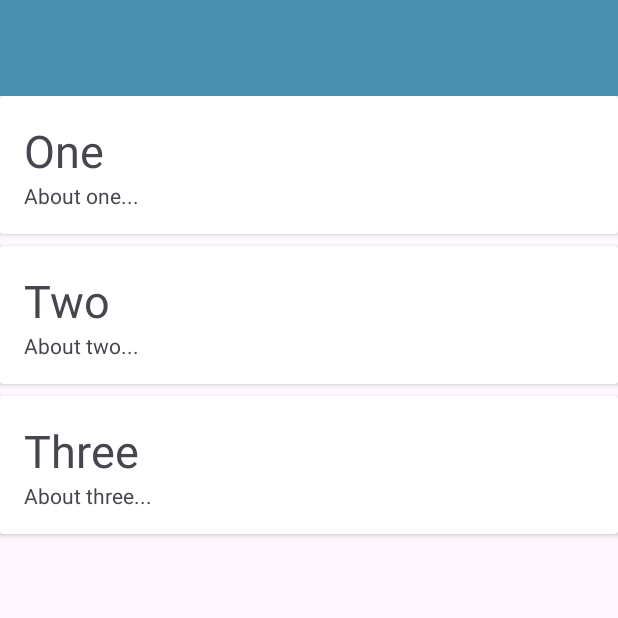
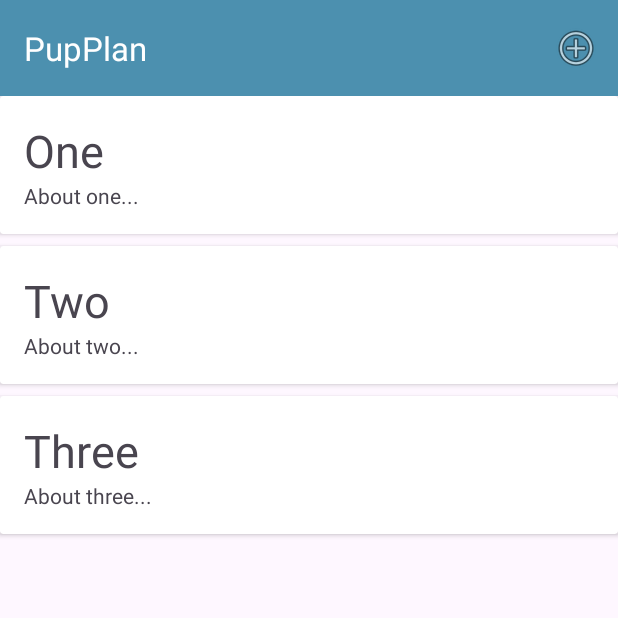
Before and after one commit to ECCooney/PupPlan, an Android app: the screen it shows after launch (LocationsListActivity), on a phone screen of 412 x 824 dp, the top half of it. Run offline under Robolectric (Android 15) with nearby library versions, the light colour scheme and no system bars; our stand-ins replace Timber; 1 statement that could not run was skipped.

Commit message:
Toolbar created to launch add location activity

```diff
--- a/app/src/main/java/ie/setu/pupplan/Activities/LocationActivity.kt
+++ b/app/src/main/java/ie/setu/pupplan/Activities/LocationActivity.kt
@@ -39,6 +39,8 @@ class LocationActivity : AppCompatActivity() {
 //                iterates through the indices of the locations list and logs a message for each location, including its index within the list. It will print the location and its corresponding index.
                 for (i in app.locations.indices)
                 { i("Location[$i]:${this.app.locations[i]}") }
+                setResult(RESULT_OK)
+                finish()
             }
             else {
                 Snackbar
--- a/app/src/main/java/ie/setu/pupplan/Activities/LocationListActivity.kt
+++ b/app/src/main/java/ie/setu/pupplan/Activities/LocationListActivity.kt
@@ -1,12 +1,18 @@
 package ie.setu.pupplan.Activities
 
+import android.app.Activity
+import android.content.Intent
 import androidx.appcompat.app.AppCompatActivity
 import android.os.Bundle
 import android.view.LayoutInflater
+import android.view.Menu
+import android.view.MenuItem
 import android.view.ViewGroup
+import androidx.activity.result.contract.ActivityResultContracts
 import androidx.recyclerview.widget.LinearLayoutManager
 import androidx.recyclerview.widget.RecyclerView
 import ie.setu.pupplan.Models.LocationModel
+import ie.setu.pupplan.R
 import ie.setu.pupplan.databinding.ActivityLocationsListBinding
 import ie.setu.pupplan.databinding.CardLocationBinding
 import ie.setu.pupplan.main.MainApp
@@ -15,10 +21,16 @@ class LocationsListActivity : AppCompatActivity(){
 //retrieving a reference to mainapp
     lateinit var app: MainApp
     private lateinit var binding: ActivityLocationsListBinding
+
+//override rules are available here for clarity https://www.geeksforgeeks.org/overriding-rules-in-kotlin/
     override fun onCreate(savedInstanceState: Bundle?) {
         super.onCreate(savedInstanceState)
         binding = ActivityLocationsListBinding.inflate(layoutInflater)
         setContentView(binding.root)
+        //enabling the action bar for the top menu
+        binding.toolbar.title = title
+        setSupportActionBar(binding.toolbar)
+
 //The Application class in Android is the base class within an Android app that contains all other components such as activities and services. The Application class, or any subclass of the Application class, is instantiated before any other class when the process for your application/package is created.
         app = application as MainApp
 
@@ -27,6 +39,32 @@ class LocationsListActivity : AppCompatActivity(){
         binding.recyclerView.adapter = LocationAdapter(app.locations)
 
     }
+//    override the method to load the menu resource:
+    override fun onCreateOptionsMenu(menu: Menu): Boolean {
+        menuInflater.inflate(R.menu.menu_main, menu)
+        return super.onCreateOptionsMenu(menu)
+    }
+
+    //The following two methods implement the menu event handler - and if the event is item_add, we start (launch) the LocationActivity.
+    override fun onOptionsItemSelected(item: MenuItem): Boolean {
+        when (item.itemId) {
+            R.id.item_add -> {
+                val launcherIntent = Intent(this, LocationActivity::class.java)
+                getResult.launch(launcherIntent)
+            }
+        }
+        return super.onOptionsItemSelected(item)
+    }
+
+    private val getResult =
+        registerForActivityResult(
+            ActivityResultContracts.StartActivityForResult()
+        ) {
+            if (it.resultCode == Activity.RESULT_OK) {
+                (binding.recyclerView.adapter)?.
+                notifyItemRangeChanged(0,app.locations.size)
+            }
+        }
 }
 // below class is designed to work with a RecyclerView to display a
 // list of LocationModel objects in a user interface.
--- /dev/null
+++ b/app/src/main/res/menu/menu_main.xml
@@ -0,0 +1,10 @@
+<?xml version="1.0" encoding="utf-8"?>
+<menu xmlns:android="http://schemas.android.com/apk/res/android"
+    xmlns:app="http://schemas.android.com/apk/res-auto">
+
+    <item
+        android:id="@+id/item_add"
+        android:icon="@android:drawable/ic_menu_add"
+        android:title="@string/menu_addLocation"
+        app:showAsAction="always" />
+</menu>
--- a/app/src/main/res/values/strings.xml
+++ b/app/src/main/res/values/strings.xml
@@ -3,4 +3,7 @@
     <string name="button_addLocation">Add Your Stop</string>
     <string name="hint_locationTitle">Location</string>
     <string name="hint_locationDescription">Description</string>
+    <string name="hint_locationCategory">Category</string>
+    <string name="menu_addLocation">Add</string>
+    <string name="menu_cancelLocation">Cancel</string>
 </resources>
```
